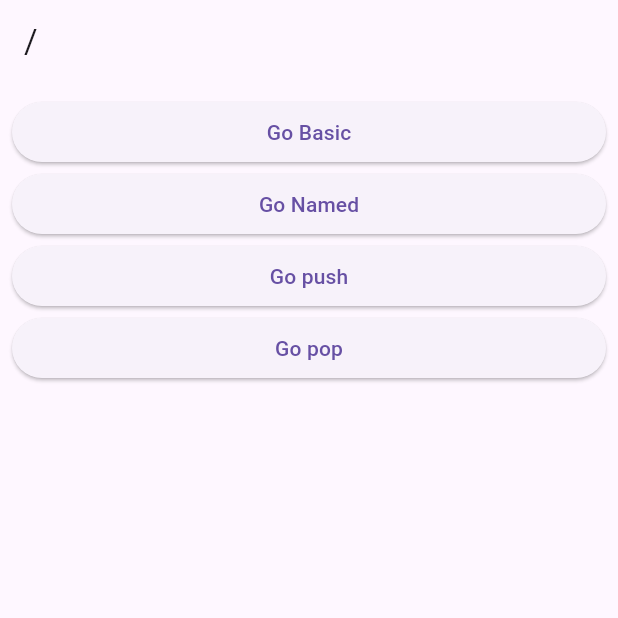
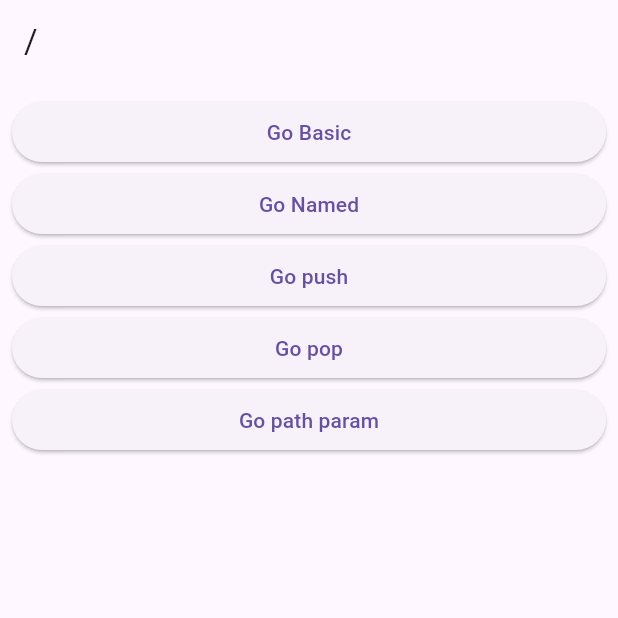
Before and after one commit to sangsang0114/go_router_practice, a Flutter app: the screen it shows after launch, on a phone screen of 412 x 824 dp, the top half of it. Run offline on Flutter 3.47's test engine with Material 3 defaults, Android fonts, the phone set to English and light mode, and no system bars; our stand-ins replace go_router.

Commit message:
path param

```diff
--- a/lib/route/router.dart
+++ b/lib/route/router.dart
@@ -1,9 +1,12 @@
+import 'dart:ui';
+
 import 'package:go_router/go_router.dart';
 import 'package:go_router_practice/screens/1_basic_screen.dart';
 import 'package:go_router_practice/screens/2_named_screen.dart';
 import 'package:go_router_practice/screens/3_push_screen.dart';
 import 'package:go_router_practice/screens/4_pop_base_screen.dart';
 import 'package:go_router_practice/screens/5_pop_return_screen.dart';
+import 'package:go_router_practice/screens/6_path_param_screen.dart';
 import 'package:go_router_practice/screens/root_screen.dart';
 
 final router = GoRouter(
@@ -50,6 +53,20 @@ final router = GoRouter(
             )
           ],
         ),
+        GoRoute(
+          path: 'path_param/:id',
+          builder: (context, state) {
+            return PathParamScreen();
+          },
+          routes: [
+            GoRoute(
+              path: ':name',
+              builder: (context, state){
+                return PathParamScreen();
+              }
+            ),
+          ],
+        ),
       ],
     ),
   ],
--- a/lib/screens/root_screen.dart
+++ b/lib/screens/root_screen.dart
@@ -34,6 +34,12 @@ class RootScreen extends StatelessWidget {
             },
             child: Text('Go pop'),
           ),
+          ElevatedButton(
+            onPressed: () {
+              context.go('/path_param/123');
+            },
+            child: Text('Go path param'),
+          ),
         ],
       ),
     );
```
Also changed, not shown: lib/screens/6_path_param_screen.dart (added, +24 -0 lines).
